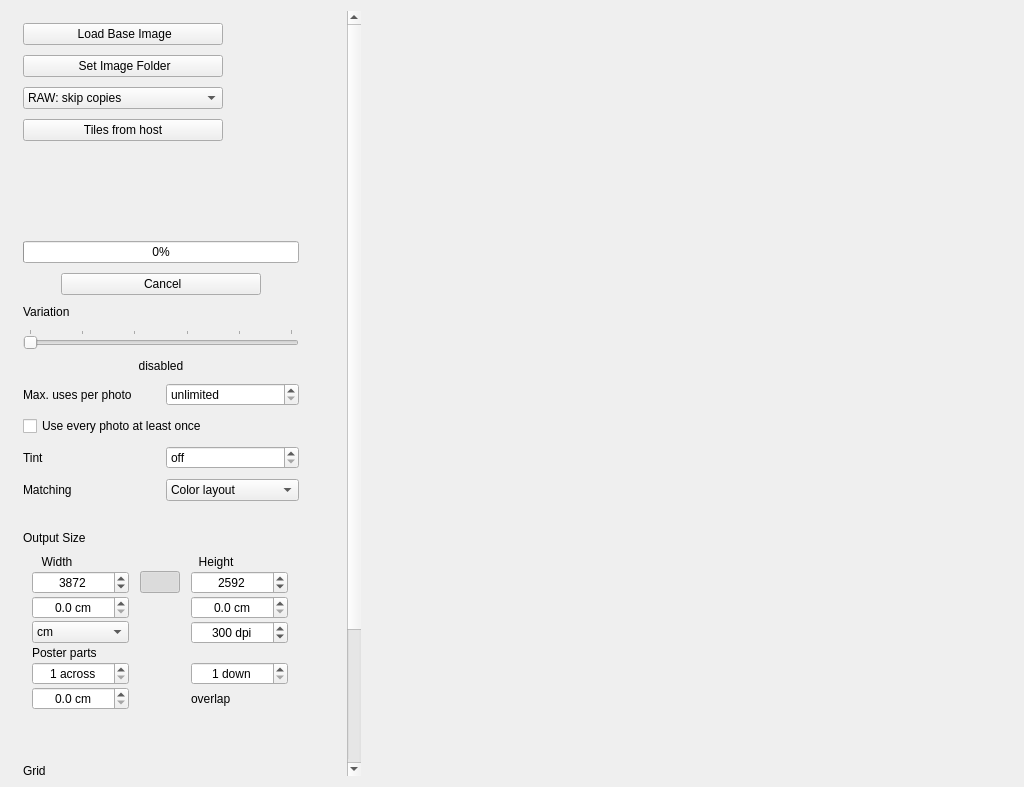
The window that mainwindow.ui (MightyMirko/ImageMosaicWall) describes before a commit, drawn with Qt 5.
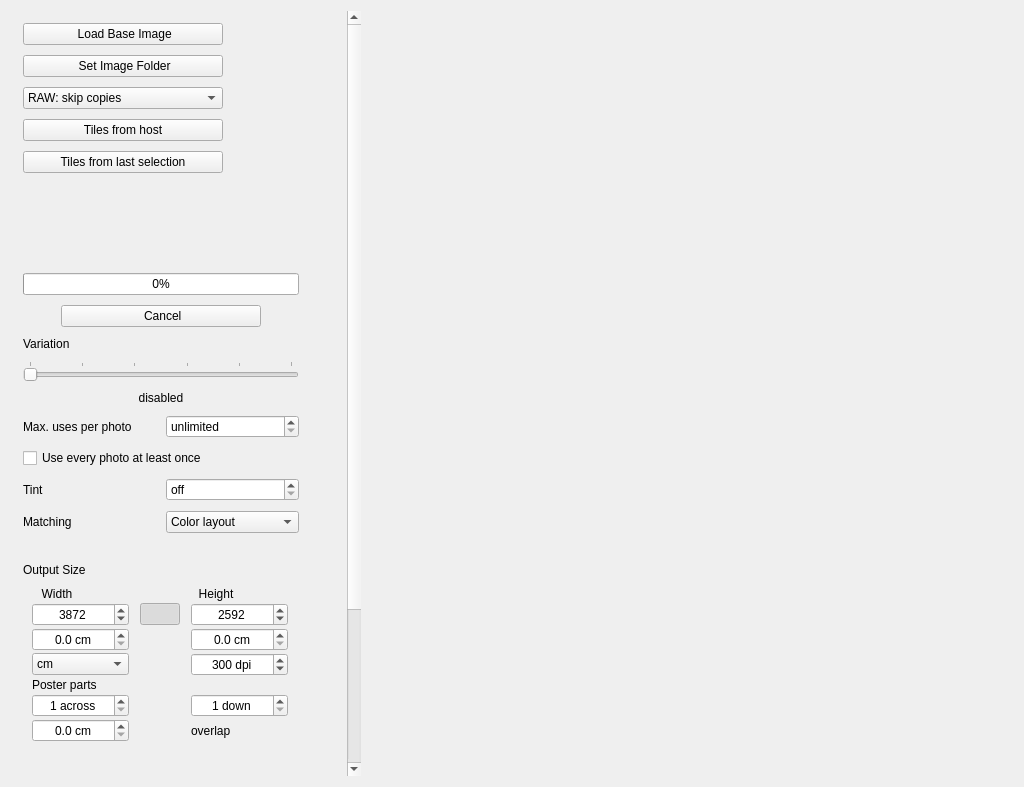
The same window after the commit. Icons and pictures are not drawn. Custom widgets are drawn as their Qt base class.

Commit message: Remember the digiKam tags and albums, and use them again with one button

Patch:
```diff
--- a/mainwindow.ui
+++ b/mainwindow.ui
@@ -283,6 +283,34 @@
                  </property>
                 </widget>
                </item>
+<item>
+                <widget class="QPushButton" name="btnTilesLast">
+                 <property name="visible">
+                  <bool>false</bool>
+                 </property>
+                 <property name="minimumSize">
+                  <size>
+                   <width>200</width>
+                   <height>0</height>
+                  </size>
+                 </property>
+                 <property name="maximumSize">
+                  <size>
+                   <width>200</width>
+                   <height>16777215</height>
+                  </size>
+                 </property>
+                 <property name="text">
+                  <string>Tiles from last selection</string>
+                 </property>
+                 <property name="iconSize">
+                  <size>
+                   <width>32</width>
+                   <height>32</height>
+                  </size>
+                 </property>
+                </widget>
+               </item>
                <item>
                 <widget class="QLabel" name="lblStatus">
                  <property name="sizePolicy">
```
The commit also changes 4 other files.
